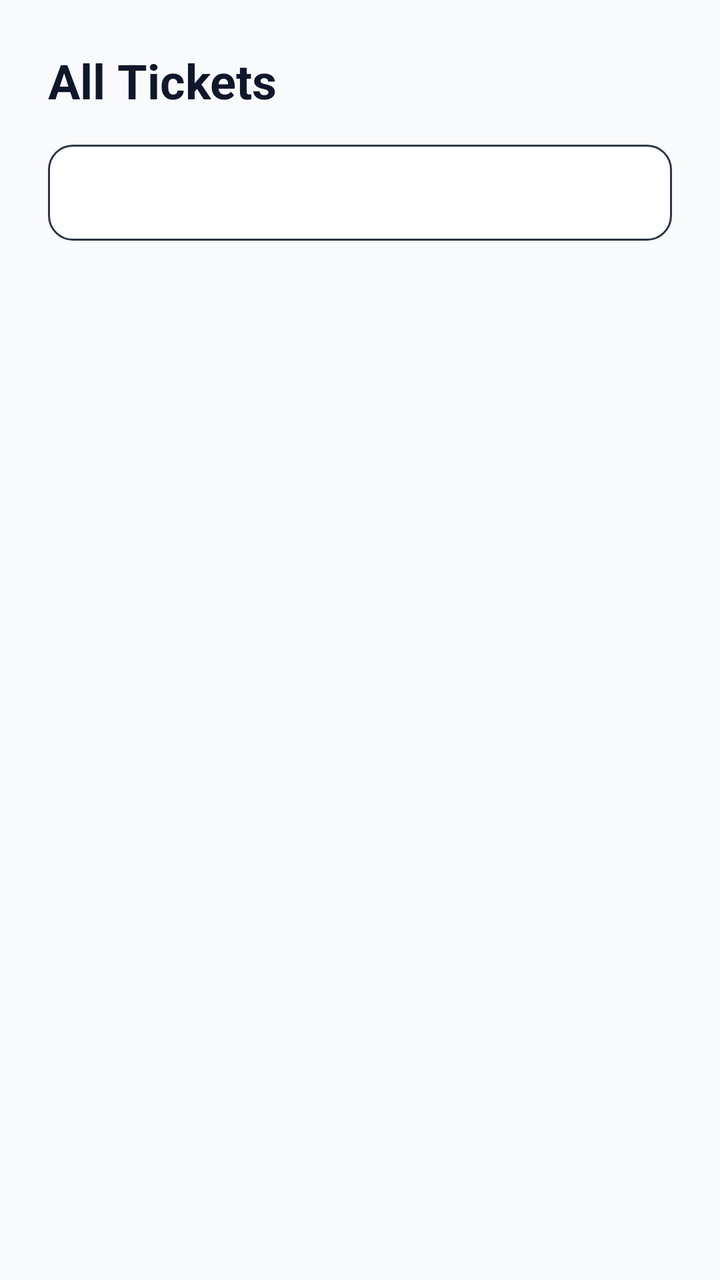
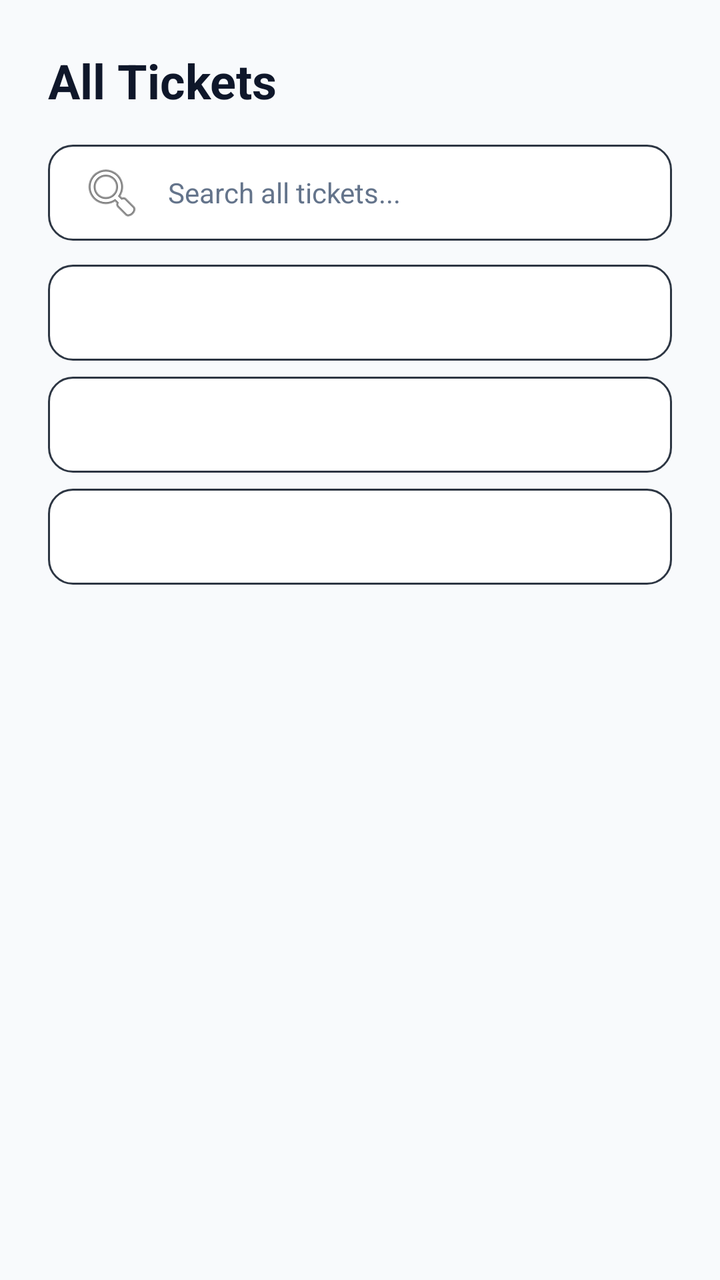

An Android layout rendered at two revisions. The XML below is the earlier revision; the diff shows what the commit changed to produce the second picture.
<!-- AndroidManifest.xml: application theme Theme.SupportAssist -->
<!-- res/layout/fragment_admin_tickets.xml -->
<?xml version="1.0" encoding="utf-8"?>
<androidx.constraintlayout.widget.ConstraintLayout xmlns:android="http://schemas.android.com/apk/res/android"
    xmlns:app="http://schemas.android.com/apk/res-auto"
    android:layout_width="match_parent"
    android:layout_height="match_parent"
    android:background="@color/bg_color">

    <androidx.constraintlayout.widget.ConstraintLayout
        android:layout_width="0dp"
        android:layout_height="match_parent"
        app:layout_constraintEnd_toEndOf="parent"
        app:layout_constraintStart_toStartOf="parent"
        app:layout_constraintTop_toTopOf="parent"
        app:layout_constraintWidth_max="600dp"
        android:paddingHorizontal="24dp"
        android:paddingTop="24dp">

        <TextView
            android:id="@+id/tv_admin_tickets_title"
            android:layout_width="wrap_content"
            android:layout_height="wrap_content"
            android:text="@string/admin_tickets_title"
            android:textColor="@color/text_main"
            android:textSize="24sp"
            android:textStyle="bold"
            app:layout_constraintStart_toStartOf="parent"
            app:layout_constraintTop_toTopOf="parent" />

        <Spinner
            android:id="@+id/sp_status_filter"
            android:layout_width="match_parent"
            android:layout_height="48dp"
            android:layout_marginTop="16dp"
            android:background="@drawable/edit_text_bg"
            android:paddingHorizontal="12dp"
            app:layout_constraintTop_toBottomOf="@+id/tv_admin_tickets_title" />

        <ProgressBar
            android:id="@+id/loading_indicator"
            style="?android:attr/progressBarStyleHorizontal"
            android:layout_width="match_parent"
            android:layout_height="4dp"
            android:layout_marginTop="12dp"
            android:indeterminate="true"
            android:visibility="gone"
            app:layout_constraintTop_toBottomOf="@+id/sp_status_filter" />

        <androidx.recyclerview.widget.RecyclerView
            android:id="@+id/rv_tickets"
            android:layout_width="match_parent"
            android:layout_height="0dp"
            android:layout_marginTop="12dp"
            android:paddingBottom="100dp"
            android:clipToPadding="false"
            app:layout_constraintBottom_toBottomOf="parent"
            app:layout_constraintTop_toBottomOf="@+id/loading_indicator" />

        <TextView
            android:id="@+id/tv_empty"
            android:layout_width="match_parent"
            android:layout_height="wrap_content"
            android:layout_marginTop="32dp"
            android:gravity="center"
            android:text="@string/admin_no_data"
            android:textColor="@color/text_grey"
            android:visibility="gone"
            app:layout_constraintTop_toBottomOf="@+id/sp_status_filter" />

    </androidx.constraintlayout.widget.ConstraintLayout>
</androidx.constraintlayout.widget.ConstraintLayout>
<!-- resources referenced by this layout -->
<resources>
  <color name="bg_color">#F8FAFC</color>
  <color name="text_grey">#64748B</color>
  <color name="text_main">#0F172A</color>
  <!-- drawable edit_text_bg (drawable) -->
  <?xml version="1.0" encoding="utf-8"?>
  <shape xmlns:android="http://schemas.android.com/apk/res/android">
      <solid android:color="@color/input_bg" />
      <corners android:radius="12dp" />
      <stroke android:width="1dp" android:color="#2D3643" />
  </shape>
  <string name="admin_no_data">No data yet.</string>
  <string name="admin_tickets_title">All Tickets</string>
  <style name="Theme.SupportAssist" parent="Base.Theme.SupportAssist" />
  <color name="input_bg">#FFFFFF</color>
  <style name="Base.Theme.SupportAssist" parent="Theme.Material3.DayNight.NoActionBar">
          <item name="colorPrimary">@color/primary_blue</item>
          <item name="android:windowBackground">@color/bg_color</item>
  
          
          <item name="android:textColorPrimary">@color/text_main</item>
          <item name="android:textColorSecondary">@color/text_grey</item>
          <item name="android:editTextColor">@color/text_main</item>
          <item name="android:textColorHint">@color/text_grey</item>
  
          
          <item name="colorOnBackground">@color/text_main</item>
          <item name="colorOnSurface">@color/text_main</item>
          <item name="colorOnSurfaceVariant">@color/text_grey</item>
          <item name="colorSurface">@color/bg_color</item>
          <item name="colorOutline">@color/divider_color</item>
      </style>
  <color name="primary_blue">#005BFF</color>
  <color name="divider_color">#E2E8F0</color>
</resources>

<!-- the commit's change to res/layout/fragment_admin_tickets.xml (unified diff, before → after) -->
@@ -1,6 +1,7 @@
 <?xml version="1.0" encoding="utf-8"?>
 <androidx.constraintlayout.widget.ConstraintLayout xmlns:android="http://schemas.android.com/apk/res/android"
     xmlns:app="http://schemas.android.com/apk/res-auto"
+    xmlns:tools="http://schemas.android.com/tools"
     android:layout_width="match_parent"
     android:layout_height="match_parent"
     android:background="@color/bg_color">
@@ -12,13 +13,13 @@
         app:layout_constraintStart_toStartOf="parent"
         app:layout_constraintTop_toTopOf="parent"
         app:layout_constraintWidth_max="600dp"
-        android:paddingHorizontal="24dp"
         android:paddingTop="24dp">
 
         <TextView
             android:id="@+id/tv_admin_tickets_title"
             android:layout_width="wrap_content"
             android:layout_height="wrap_content"
+            android:layout_marginStart="24dp"
             android:text="@string/admin_tickets_title"
             android:textColor="@color/text_main"
             android:textSize="24sp"
@@ -26,45 +27,105 @@
             app:layout_constraintStart_toStartOf="parent"
             app:layout_constraintTop_toTopOf="parent" />
 
-        <Spinner
-            android:id="@+id/sp_status_filter"
+        <EditText
+            android:id="@+id/et_search"
             android:layout_width="match_parent"
             android:layout_height="48dp"
+            android:layout_marginHorizontal="24dp"
             android:layout_marginTop="16dp"
             android:background="@drawable/edit_text_bg"
-            android:paddingHorizontal="12dp"
+            android:drawableStart="@android:drawable/ic_menu_search"
+            android:drawablePadding="12dp"
+            android:hint="@string/search_all_tickets"
+            android:imeOptions="actionSearch"
+            android:importantForAutofill="no"
+            android:inputType="text"
+            android:paddingHorizontal="16dp"
+            android:textSize="14sp"
             app:layout_constraintTop_toBottomOf="@+id/tv_admin_tickets_title" />
+
+        <LinearLayout
+            android:id="@+id/ll_filters"
+            android:layout_width="match_parent"
+            android:layout_height="wrap_content"
+            android:layout_marginTop="12dp"
+            android:orientation="vertical"
+            app:layout_constraintTop_toBottomOf="@+id/et_search">
+
+            <Spinner
+                android:id="@+id/sp_status_filter"
+                android:layout_width="match_parent"
+                android:layout_height="48dp"
+                android:layout_marginHorizontal="24dp"
+                android:background="@drawable/edit_text_bg"
+                android:paddingHorizontal="12dp" />
+
+            <Spinner
+                android:id="@+id/sp_priority_filter"
+                android:layout_width="match_parent"
+                android:layout_height="48dp"
+                android:layout_marginHorizontal="24dp"
+                android:layout_marginTop="8dp"
+                android:background="@drawable/edit_text_bg"
+                android:paddingHorizontal="12dp" />
+
+            <Spinner
+                android:id="@+id/sp_category_filter"
+                android:layout_width="match_parent"
+                android:layout_height="48dp"
+                android:layout_marginHorizontal="24dp"
+                android:layout_marginTop="8dp"
+                android:background="@drawable/edit_text_bg"
+                android:paddingHorizontal="12dp" />
+        </LinearLayout>
+
+        <androidx.recyclerview.widget.RecyclerView
+            android:id="@+id/rv_tickets"
+            android:layout_width="match_parent"
+            android:layout_height="0dp"
+            android:layout_marginTop="12dp"
+            android:paddingHorizontal="24dp"
+            android:paddingBottom="100dp"
+            android:clipToPadding="false"
+            app:layout_constraintBottom_toBottomOf="parent"
+            app:layout_constraintTop_toBottomOf="@+id/ll_filters" />
+
+        <LinearLayout
+            android:id="@+id/ll_empty_state"
+            android:layout_width="wrap_content"
+            android:layout_height="wrap_content"
+            android:gravity="center"
+            android:orientation="vertical"
+            android:visibility="gone"
+            app:layout_constraintBottom_toBottomOf="parent"
+            app:layout_constraintEnd_toEndOf="parent"
+            app:layout_constraintStart_toStartOf="parent"
+            app:layout_constraintTop_toBottomOf="@+id/ll_filters">
+
+            <TextView
+                android:layout_width="wrap_content"
+                android:layout_height="wrap_content"
+                android:text="@string/no_tickets_found"
+                android:textColor="@color/text_grey" />
+
+            <com.google.android.material.button.MaterialButton
+                android:id="@+id/btn_clear_filters"
+                style="@style/Widget.Material3.Button.TextButton"
+                android:layout_width="wrap_content"
+                android:layout_height="wrap_content"
+                android:layout_marginTop="8dp"
+                android:text="Clear Filters" />
+        </LinearLayout>
 
         <ProgressBar
             android:id="@+id/loading_indicator"
             style="?android:attr/progressBarStyleHorizontal"
             android:layout_width="match_parent"
             android:layout_height="4dp"
-            android:layout_marginTop="12dp"
+            android:layout_marginHorizontal="24dp"
             android:indeterminate="true"
             android:visibility="gone"
-            app:layout_constraintTop_toBottomOf="@+id/sp_status_filter" />
-
-        <androidx.recyclerview.widget.RecyclerView
-            android:id="@+id/rv_tickets"
-            android:layout_width="match_parent"
-            android:layout_height="0dp"
-            android:layout_marginTop="12dp"
-            android:paddingBottom="100dp"
-            android:clipToPadding="false"
-            app:layout_constraintBottom_toBottomOf="parent"
-            app:layout_constraintTop_toBottomOf="@+id/loading_indicator" />
-
-        <TextView
-            android:id="@+id/tv_empty"
-            android:layout_width="match_parent"
-            android:layout_height="wrap_content"
-            android:layout_marginTop="32dp"
-            android:gravity="center"
-            android:text="@string/admin_no_data"
-            android:textColor="@color/text_grey"
-            android:visibility="gone"
-            app:layout_constraintTop_toBottomOf="@+id/sp_status_filter" />
+            app:layout_constraintTop_toBottomOf="@+id/ll_filters" />
 
     </androidx.constraintlayout.widget.ConstraintLayout>
 </androidx.constraintlayout.widget.ConstraintLayout>
<!-- resource entries referenced after the edit -->
@@ -10,8 +10,9 @@
       <corners android:radius="12dp" />
       <stroke android:width="1dp" android:color="#2D3643" />
   </shape>
-  <string name="admin_no_data">No data yet.</string>
   <string name="admin_tickets_title">All Tickets</string>
+  <string name="no_tickets_found">No tickets found matching your criteria.</string>
+  <string name="search_all_tickets">Search all tickets...</string>
   <style name="Theme.SupportAssist" parent="Base.Theme.SupportAssist" />
   <color name="input_bg">#FFFFFF</color>
   <style name="Base.Theme.SupportAssist" parent="Theme.Material3.DayNight.NoActionBar">
